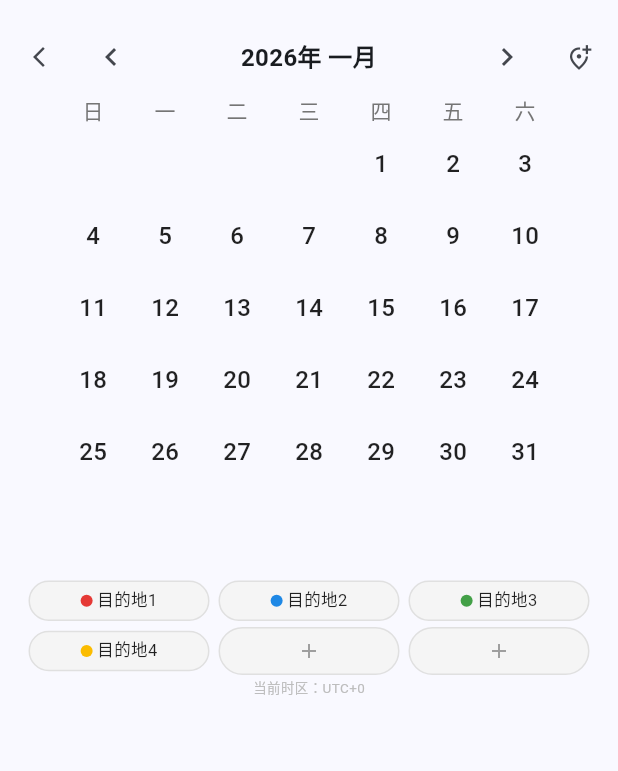
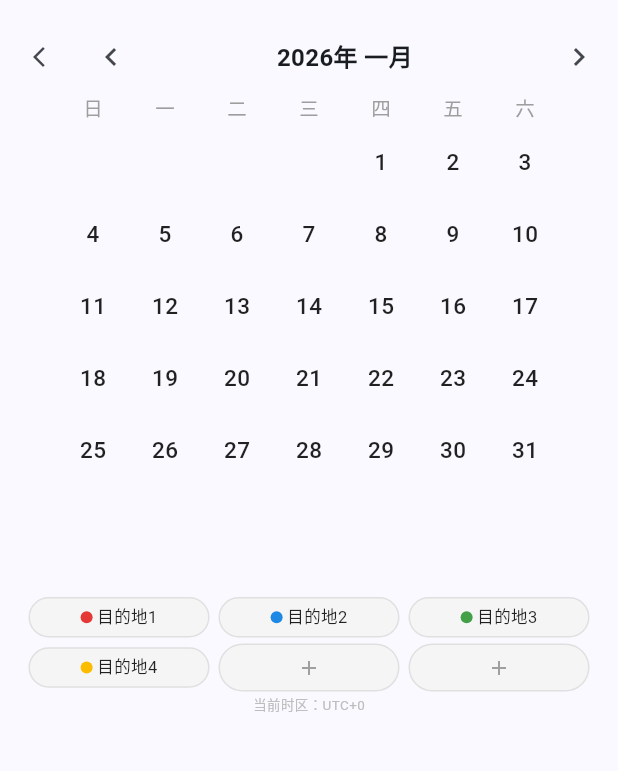
Before and after one commit to Xiezr/biztrip, a Flutter app: the screen it shows after launch, after a tap on the "chevron right" icon, after a tap on the "chevron left" icon, after a tap on "一月", on a phone screen of 412 x 824 dp, the part 63-834 px from its top. Run offline on Flutter 3.47's test engine with Material 3 defaults, Android fonts, the phone set to English and light mode, and no system bars.

Commit message:
style: 高级日历+3列网格+提醒修复+删除重复按钮

```diff
--- a/lib/screens/location_edit_page.dart
+++ b/lib/screens/location_edit_page.dart
@@ -116,7 +116,10 @@ class _LocationEditPageState extends State<LocationEditPage> {
     // 预设可添加的选项（排除已存在的）
     final allOptions = ['差旅通知', '差旅确认', '差旅跟进', '差旅报告', '票据报销'];
     final available = allOptions.where((o) => !_reminderItems.any((r) => r.label == o)).toList();
-    if (available.isEmpty) return;
+    if (available.isEmpty) {
+      ScaffoldMessenger.of(context).showSnackBar(const SnackBar(content: Text('所有提醒项已在列表中')));
+      return;
+    }
     showDialog(
       context: context,
       builder: (ctx) => AlertDialog(
--- a/lib/screens/month_view.dart
+++ b/lib/screens/month_view.dart
@@ -43,7 +43,6 @@ class MonthView extends StatelessWidget {
                 ),
               ),
               IconButton(icon: const Icon(Icons.chevron_right), onPressed: () => calendarProvider.goToNextMonth(), padding: EdgeInsets.zero),
-              IconButton(icon: const Icon(Icons.add_location_alt_outlined, size: 18), onPressed: () => _addTempLocation(context)),
             ],
           ),
         ),
@@ -103,7 +102,7 @@ class MonthView extends StatelessWidget {
           ),
         ),
 
-        const SizedBox(height: 12),
+        const SizedBox(height: 24),
 
         // 目的地列表（每行3列）
         _DestGrid(
--- a/lib/widgets/calendar_grid.dart
+++ b/lib/widgets/calendar_grid.dart
@@ -26,9 +26,9 @@ class CalendarGrid extends StatelessWidget {
   Widget build(BuildContext context) {
     final grid = CalendarUtils.buildGrid(year, month);
     final today = DateTime.now();
-    final cellSize = compact ? 40.0 : 48.0;
-    final dayFontSize = compact ? 13.0 : 16.0;
-    final headerFontSize = compact ? 12.0 : 14.0;
+    final cellSize = compact ? 42.0 : 48.0;
+    final dayFontSize = compact ? 13.0 : 15.0;
+    final headerFontSize = compact ? 11.0 : 13.0;
 
     return Center(
       child: Column(
@@ -40,14 +40,14 @@ class CalendarGrid extends StatelessWidget {
             children: CalendarUtils.weekDays.map((d) {
               return SizedBox(
                 width: cellSize,
-                height: 22,
+                height: 20,
                 child: Center(
-                  child: Text(d, style: TextStyle(fontSize: headerFontSize, color: Colors.grey[600], fontWeight: FontWeight.w500)),
+                  child: Text(d, style: TextStyle(fontSize: headerFontSize, color: Colors.grey[500], fontWeight: FontWeight.w400, letterSpacing: 1.2)),
                 ),
               );
             }).toList(),
           ),
-          const SizedBox(height: 1),
+          const SizedBox(height: 2),
           // 日历网格
           ...List.generate(6, (row) {
             return Row(
--- a/lib/widgets/day_cell.dart
+++ b/lib/widgets/day_cell.dart
@@ -46,13 +46,20 @@ class DayCell extends StatelessWidget {
     // 有标记：用CustomPaint画斜对角
     return GestureDetector(
       onTap: onTap,
+      child: Container(
+        margin: const EdgeInsets.all(1),
+        decoration: BoxDecoration(
+          borderRadius: BorderRadius.circular(10),
+          boxShadow: [BoxShadow(color: colors.first.withValues(alpha: 0.15), blurRadius: 4, offset: const Offset(0, 2))],
+        ),
         child: ClipRRect(
-        borderRadius: BorderRadius.circular(6),
+          borderRadius: BorderRadius.circular(10),
           child: CustomPaint(
             painter: colors.length == 2
                 ? _DiagonalSplitPainter(colors[0], colors[1])
                 : _SolidColorPainter(colors[0]),
             child: _buildCore(colors, isToday, isCurrentMonth, theme),
+          ),
         ),
       ),
     );
@@ -61,7 +68,7 @@ class DayCell extends StatelessWidget {
   Widget _buildCore(List<Color> colors, bool isToday, bool isCurrentMonth, ThemeData theme) {
     final hasMarks = colors.isNotEmpty;
     return Container(
-      margin: const EdgeInsets.all(1.5),
+      margin: const EdgeInsets.symmetric(vertical: 1),
       decoration: BoxDecoration(
         borderRadius: BorderRadius.circular(6),
         border: isToday
@@ -87,7 +94,8 @@ class _SolidColorPainter extends CustomPainter {
   _SolidColorPainter(this.color);
   @override
   void paint(Canvas canvas, Size size) {
-    canvas.drawRect(Rect.fromLTWH(0, 0, size.width, size.height), Paint()..color = color);
+    final rrect = RRect.fromRectAndRadius(Rect.fromLTWH(0, 0, size.width, size.height), const Radius.circular(10));
+    canvas.drawRRect(rrect, Paint()..color = color..isAntiAlias = true);
   }
   @override
   bool shouldRepaint(covariant CustomPainter oldDelegate) => true;
@@ -99,8 +107,8 @@ class _DiagonalSplitPainter extends CustomPainter {
   _DiagonalSplitPainter(this.color1, this.color2);
   @override
   void paint(Canvas canvas, Size size) {
-    final paint1 = Paint()..color = color1;
-    final paint2 = Paint()..color = color2;
+    final paint1 = Paint()..color = color1..isAntiAlias = true;
+    final paint2 = Paint()..color = color2..isAntiAlias = true;
 
     // 右上到左下斜角分割
     final path1 = Path()
@@ -109,7 +117,8 @@ class _DiagonalSplitPainter extends CustomPainter {
       ..lineTo(0, size.height)
       ..close();
 
-    canvas.drawRect(Rect.fromLTWH(0, 0, size.width, size.height), paint2);
+    final rrect = RRect.fromRectAndRadius(Rect.fromLTWH(0, 0, size.width, size.height), const Radius.circular(10));
+    canvas.drawRRect(rrect, paint2);
     canvas.drawPath(path1, paint1);
   }
   @override
```
Lines whose indentation alone changed are shown as unchanged.
